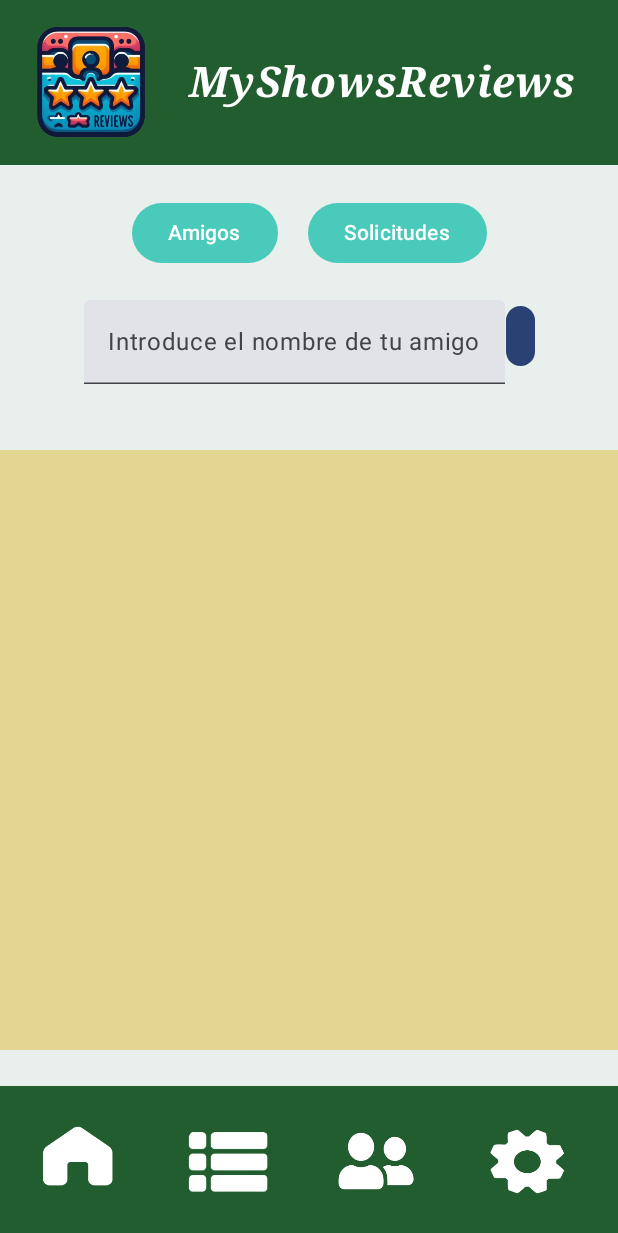
After one commit to AdrianPRG/ProyectoFinalDAM, an Android app built with Jetpack Compose: the AddFriendScreen screen opened through its navigation route, on a phone screen of 412 x 824 dp. The commit adds this screen. Shown: the top 1233 px of the screen. Run offline under Robolectric (Android 15) with nearby library versions, the phone set to English and light mode, and no system bars; our stand-ins replace Firebase (no records; nobody signed in at launch, a user with empty details on screens opened directly); network calls fail; 1 statement that could not run was skipped.

Commit message:
cosas a solucionar: solicitudes,segundo juego en añadir tiene problema como el de ShowExplained: mira el primero pero no carga los demas

```diff
--- a/app/src/main/java/com/alopgal962/myshowsreviews/MainActivity.kt
+++ b/app/src/main/java/com/alopgal962/myshowsreviews/MainActivity.kt
@@ -14,13 +14,13 @@ import androidx.navigation.compose.composable
 import androidx.navigation.compose.rememberNavController
 import androidx.navigation.navArgument
 import com.alopgal962.myshowsreviews.shows.shows.data.model.Routes
+import com.alopgal962.myshowsreviews.shows.shows.ui.screens.AddFriendScreen
 import com.alopgal962.myshowsreviews.shows.shows.ui.screens.StatisticsScreen
 import com.alopgal962.myshowsreviews.ui.theme.MyShowsReviewsTheme
 import com.alopgal962.myshowsreviews.shows.shows.ui.screens.LoginScreen
 import com.alopgal962.myshowsreviews.shows.shows.ui.screens.MainScreen
-import com.alopgal962.myshowsreviews.shows.shows.ui.screens.MyShowsScreen
 import com.alopgal962.myshowsreviews.shows.shows.ui.screens.RegisterScreen
-import com.alopgal962.myshowsreviews.shows.shows.ui.screens.ShowInformation
+import com.alopgal962.myshowsreviews.shows.shows.ui.screens.ShowExplained
 import com.alopgal962.myshowsreviews.shows.shows.viewmodels.GenericAndApiVM
 import com.alopgal962.myshowsreviews.shows.shows.viewmodels.UserVM
 
@@ -40,14 +40,15 @@ class MainActivity : ComponentActivity() {
                         composable(Routes.mainRoute.route) { MainScreen(UserVM = UserVM, GenericAndApiVM = GenericAndApiVM ,navController = navController) }
                         composable(Routes.loginRoute.route) { LoginScreen(userVM = UserVM, genericAndApiVM = GenericAndApiVM(), navController = navController) }
                         composable(Routes.stadisticsRoute.route) { StatisticsScreen( UserVM = UserVM, GenericAndApiVM = GenericAndApiVM, navController = navController ) }
-                        composable(Routes.myshowsroute.route) { MyShowsScreen(
-                            genericvm = GenericAndApiVM,
-                            UserVM = UserVM ,
+                        composable(Routes.addfriendsRoute.route) { AddFriendScreen(
+                            GenericVM = GenericAndApiVM,
+                            UserVM =UserVM ,
                             navController = navController
-                        ) }
-                        composable("ShowInformation/{name}", arguments = listOf(navArgument("name"){type = NavType.StringType})) {
+                        )  }
+                        composable("ShowExplained/{name}", arguments = listOf(navArgument("name"){type = NavType.StringType})) {
                             val nombre = it.arguments?.getString("name") ?: "Godzilla Minus-One"
-                            ShowInformation(GenericAndApiVM = GenericAndApiVM,navController = navController) }
+                            ShowExplained(GenericAndApiVM = GenericAndApiVM,navController = navController) }
+
                     }
                 }
             }
--- a/app/src/main/java/com/alopgal962/myshowsreviews/shows/shows/data/model/Routes.kt
+++ b/app/src/main/java/com/alopgal962/myshowsreviews/shows/shows/data/model/Routes.kt
@@ -6,6 +6,7 @@ sealed class Routes(val route:String){
     object mainRoute: Routes("MainScreen")
     object stadisticsRoute:Routes("Statistics")
     object myshowsroute:Routes("showsScreen")
-    object friendsRoute:Routes("friendsScreen")
+    object addfriendsRoute:Routes("addfriendScreen")
+    object seeFriendsRoute:Routes("seeFriendsScreen")
     object showRoute:Routes("ShowInformation/{nombre}")
 }
--- a/app/src/main/java/com/alopgal962/myshowsreviews/shows/shows/data/model/User.kt
+++ b/app/src/main/java/com/alopgal962/myshowsreviews/shows/shows/data/model/User.kt
@@ -20,11 +20,11 @@ class User {
 
     //Aqui se guardarán la lista de amigos, pero en vez de guardar user, se guarda el codigo por el que se identifican
 
-    var listaAmigos:MutableList<Int>?=null
+    var listaAmigos:MutableList<User>?=null
 
     //Igualmente, se guardará las peticiones de alguien que quiere ser amigo del usuario en una lista de peticiones de usuario.
 
-    var listaPeticiones:MutableList<Int>?=null
+    var listaPeticiones:MutableList<User>?=null
 
     //Ahora se guardará la imagen que el usuario elige
 
--- /dev/null
+++ b/app/src/main/java/com/alopgal962/myshowsreviews/shows/shows/ui/screens/AddFriendScreen.kt
@@ -0,0 +1,78 @@
+package com.alopgal962.myshowsreviews.shows.shows.ui.screens
+
+import android.annotation.SuppressLint
+import androidx.compose.foundation.background
+import androidx.compose.foundation.layout.Arrangement
+import androidx.compose.foundation.layout.Column
+import androidx.compose.foundation.layout.Row
+import androidx.compose.foundation.layout.fillMaxSize
+import androidx.compose.foundation.layout.fillMaxWidth
+import androidx.compose.foundation.layout.height
+import androidx.compose.foundation.layout.padding
+import androidx.compose.foundation.layout.size
+import androidx.compose.foundation.lazy.grid.GridCells
+import androidx.compose.foundation.lazy.grid.LazyVerticalGrid
+import androidx.compose.material3.Button
+import androidx.compose.material3.ButtonDefaults
+import androidx.compose.material3.ExperimentalMaterial3Api
+import androidx.compose.material3.Scaffold
+import androidx.compose.material3.Text
+import androidx.compose.material3.TextField
+import androidx.compose.runtime.Composable
+import androidx.compose.runtime.collectAsState
+import androidx.compose.runtime.getValue
+import androidx.compose.ui.Alignment
+import androidx.compose.ui.Modifier
+import androidx.compose.ui.graphics.Color
+import androidx.compose.ui.unit.dp
+import androidx.navigation.NavController
+import com.alopgal962.myshowsreviews.shows.shows.data.model.Routes
+import com.alopgal962.myshowsreviews.shows.shows.ui.components.BottomBar
+import com.alopgal962.myshowsreviews.shows.shows.ui.components.Topbar
+import com.alopgal962.myshowsreviews.shows.shows.viewmodels.GenericAndApiVM
+import com.alopgal962.myshowsreviews.shows.shows.viewmodels.UserVM
+
+@SuppressLint("UnusedMaterial3ScaffoldPaddingParameter")
+@OptIn(ExperimentalMaterial3Api::class)
+@Composable
+fun AddFriendScreen(GenericVM:GenericAndApiVM, UserVM:UserVM, navController: NavController){
+    val user by UserVM.user.collectAsState()
+    Scaffold (topBar = { Topbar()}, bottomBar = { BottomBar(
+        onCasaClick = { navController.navigate(Routes.mainRoute.route)},
+        onSeriesClick = { navController.navigate(Routes.myshowsroute.route) },
+        onAmigosClick = { navController.navigate(Routes.addfriendsRoute.route) },
+        onConfigClic = {navController.navigate(Routes.stadisticsRoute.route)})}) {
+        Column(modifier = Modifier
+            .padding(top = 110.dp, bottom = 100.dp)
+            .fillMaxSize()
+            .background(color = Color(232, 239, 236)), horizontalAlignment = Alignment.CenterHorizontally) {
+            Row(modifier = Modifier
+                .padding(top = 20.dp)
+                .size(300.dp, 50.dp), verticalAlignment = Alignment.CenterVertically, horizontalArrangement = Arrangement.Center) {
+                Button(onClick = { navController.navigate(Routes.mainRoute.route) }, colors = ButtonDefaults.buttonColors(containerColor = Color(	73, 202, 186))) {
+                    Text(text = "Amigos")
+                }
+                Button(onClick = { navController.navigate(Routes.addfriendsRoute.route) },modifier = Modifier.padding(start = 20.dp),colors = ButtonDefaults.buttonColors(containerColor = Color(	73, 202, 186))) {
+                    Text(text = "Solicitudes")
+                }
+            }
+            Row(modifier = Modifier
+                .padding(top = 20.dp)
+                .size(300.dp, 100.dp)) {
+                TextField(value = UserVM.amigo.value, onValueChange = {UserVM.amigo.value = it}, label = { Text(text = "Introduce el nombre de tu amigo")})
+                Button(onClick = { UserVM.mandarSolicitud(UserVM.amigo.value) }) {
+
+                }
+            }
+            Column(modifier = Modifier
+                .fillMaxWidth()
+                .height(400.dp)
+                .background(color = Color(227, 214, 146))) {
+                LazyVerticalGrid(columns = GridCells.Fixed(3)) {
+
+                }
+
+            }
+        }
+    }
+}
--- a/app/src/main/java/com/alopgal962/myshowsreviews/shows/shows/ui/screens/LoginScreen.kt
+++ b/app/src/main/java/com/alopgal962/myshowsreviews/shows/shows/ui/screens/LoginScreen.kt
@@ -84,6 +84,7 @@ fun LoginScreen(userVM: UserVM, genericAndApiVM: GenericAndApiVM, navController:
             Button(
                 onClick = { userVM.iniciarsesion { navController.navigate(Routes.mainRoute.route) }
                     genericAndApiVM.obtenerPeliculas()
+                    userVM.recuperarSeriesUsuario()
                 },
                 colors = ButtonDefaults.buttonColors(containerColor = Color(110, 149, 114)),
                 modifier = Modifier
--- a/app/src/main/java/com/alopgal962/myshowsreviews/shows/shows/ui/screens/ShowInformation.kt
+++ b/app/src/main/java/com/alopgal962/myshowsreviews/shows/shows/ui/screens/ShowExplainedScreen.kt
@@ -20,7 +20,7 @@ import com.alopgal962.myshowsreviews.shows.shows.viewmodels.GenericAndApiVM
 @SuppressLint("UnusedMaterial3ScaffoldPaddingParameter")
 @OptIn(ExperimentalMaterial3Api::class)
 @Composable
-fun ShowInformation(GenericAndApiVM:GenericAndApiVM, navController: NavController){
+fun ShowExplained(GenericAndApiVM:GenericAndApiVM, navController: NavController){
     val show by GenericAndApiVM.show.collectAsState()
     Scaffold(topBar = { Topbar()}) {
         Column(modifier = Modifier
```
Also changed, not shown: app/src/main/java/com/alopgal962/myshowsreviews/shows/shows/ui/screens/MainScreen.kt (+6 -3 lines), app/src/main/java/com/alopgal962/myshowsreviews/shows/shows/ui/screens/MyShowsScreen.kt (deleted, +0 -29 lines), app/src/main/java/com/alopgal962/myshowsreviews/shows/shows/ui/screens/StadisticsScreen.kt (+13 -4 lines), app/src/main/java/com/alopgal962/myshowsreviews/shows/shows/viewmodels/UserVM.kt (+80 -28 lines).
